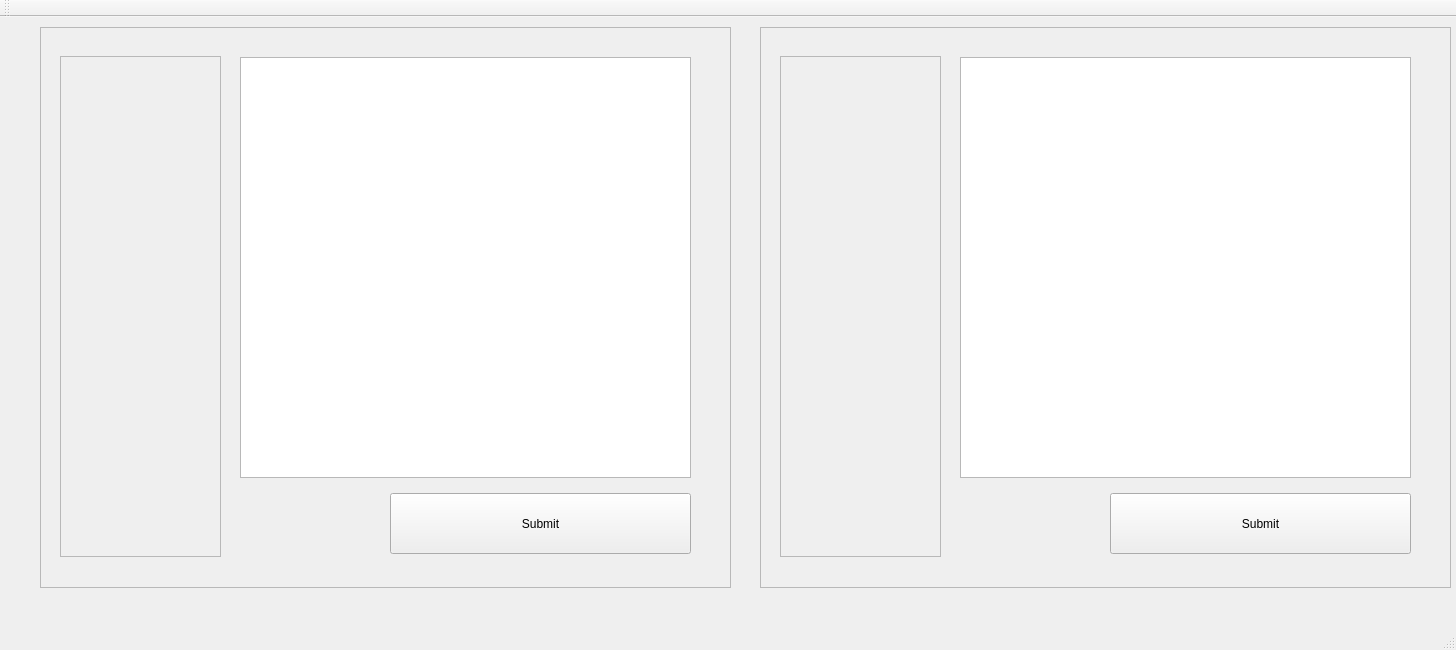
4rlenrey/CtyproAsci, file mainwindow.ui: the form before one commit.
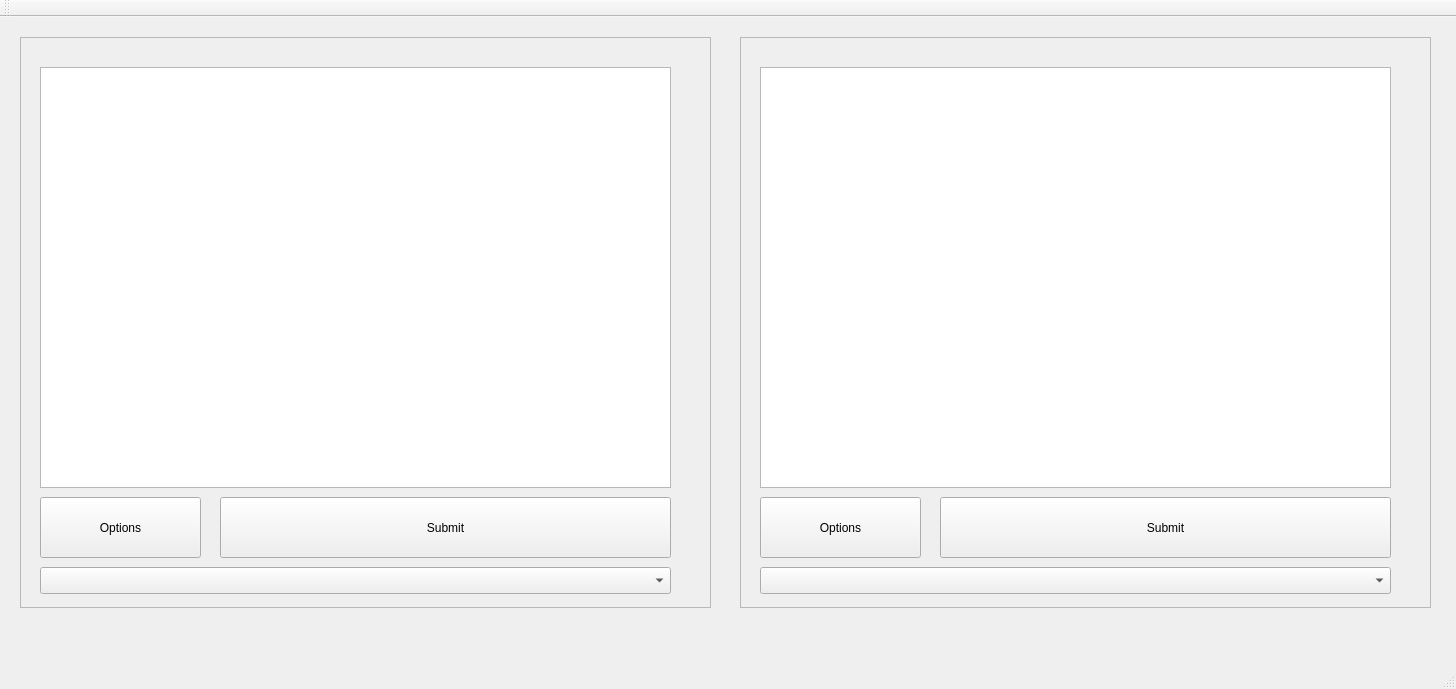
The form after the commit.

Commit message: Encryption options

What changed in the file:
```diff
--- a/mainwindow.ui
+++ b/mainwindow.ui
@@ -7,7 +7,7 @@
     <x>0</x>
     <y>0</y>
     <width>1456</width>
-    <height>650</height>
+    <height>689</height>
    </rect>
   </property>
   <property name="windowTitle">
@@ -17,10 +17,10 @@
    <widget class="QFrame" name="frame">
     <property name="geometry">
      <rect>
-      <x>40</x>
-      <y>10</y>
+      <x>20</x>
+      <y>20</y>
       <width>691</width>
-      <height>561</height>
+      <height>571</height>
      </rect>
     </property>
     <property name="frameShape">
@@ -32,9 +32,9 @@
     <widget class="QPushButton" name="pushButton">
      <property name="geometry">
       <rect>
-       <x>350</x>
-       <y>466</y>
-       <width>301</width>
+       <x>200</x>
+       <y>460</y>
+       <width>451</width>
        <height>61</height>
       </rect>
      </property>
@@ -45,44 +45,44 @@
     <widget class="QTextEdit" name="textEdit">
      <property name="geometry">
       <rect>
-       <x>200</x>
+       <x>20</x>
        <y>30</y>
-       <width>451</width>
+       <width>631</width>
        <height>421</height>
       </rect>
      </property>
     </widget>
-    <widget class="QScrollArea" name="scrollArea">
+    <widget class="QPushButton" name="pushButton_options_2">
      <property name="geometry">
       <rect>
        <x>20</x>
-       <y>29</y>
+       <y>460</y>
        <width>161</width>
-       <height>501</height>
+       <height>61</height>
       </rect>
      </property>
-     <property name="widgetResizable">
-      <bool>true</bool>
+     <property name="text">
+      <string>Options</string>
      </property>
-     <widget class="QWidget" name="scrollAreaWidgetContents">
-      <property name="geometry">
-       <rect>
-        <x>0</x>
-        <y>0</y>
-        <width>159</width>
-        <height>499</height>
-       </rect>
-      </property>
-     </widget>
+    </widget>
+    <widget class="QComboBox" name="comboBox">
+     <property name="geometry">
+      <rect>
+       <x>20</x>
+       <y>530</y>
+       <width>631</width>
+       <height>27</height>
+      </rect>
+     </property>
     </widget>
    </widget>
    <widget class="QFrame" name="frame_2">
     <property name="geometry">
      <rect>
-      <x>760</x>
-      <y>10</y>
+      <x>740</x>
+      <y>20</y>
       <width>691</width>
-      <height>561</height>
+      <height>571</height>
      </rect>
     </property>
     <property name="acceptDrops">
@@ -100,9 +100,9 @@
     <widget class="QPushButton" name="pushButton_3">
      <property name="geometry">
       <rect>
-       <x>350</x>
-       <y>466</y>
-       <width>301</width>
+       <x>200</x>
+       <y>460</y>
+       <width>451</width>
        <height>61</height>
       </rect>
      </property>
@@ -113,35 +113,35 @@
     <widget class="QTextEdit" name="textEdit_3">
      <property name="geometry">
       <rect>
-       <x>200</x>
+       <x>20</x>
        <y>30</y>
-       <width>451</width>
+       <width>631</width>
        <height>421</height>
       </rect>
      </property>
     </widget>
-    <widget class="QScrollArea" name="scrollArea_3">
+    <widget class="QPushButton" name="pushButton_options3">
      <property name="geometry">
       <rect>
        <x>20</x>
-       <y>29</y>
+       <y>460</y>
        <width>161</width>
-       <height>501</height>
+       <height>61</height>
       </rect>
      </property>
-     <property name="widgetResizable">
-      <bool>true</bool>
+     <property name="text">
+      <string>Options</string>
      </property>
-     <widget class="QWidget" name="scrollAreaWidgetContents_3">
-      <property name="geometry">
-       <rect>
-        <x>0</x>
-        <y>0</y>
-        <width>159</width>
-        <height>499</height>
-       </rect>
-      </property>
-     </widget>
+    </widget>
+    <widget class="QComboBox" name="comboBox_3">
+     <property name="geometry">
+      <rect>
+       <x>20</x>
+       <y>530</y>
+       <width>631</width>
+       <height>27</height>
+      </rect>
+     </property>
     </widget>
    </widget>
   </widget>
```
The commit also changes 4 other files.
